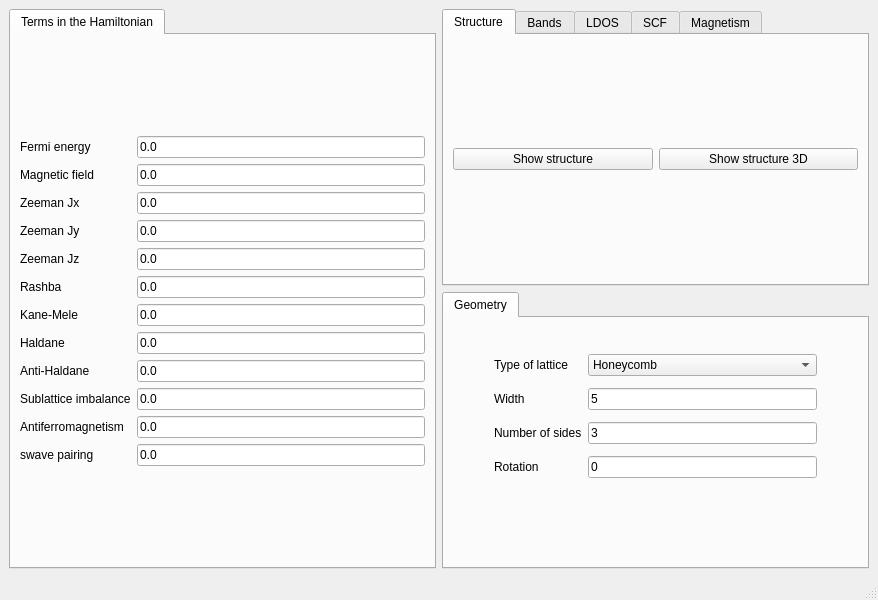
This is development/interface-pyqt/0d/interface.ui in joselado/quantum-honeycomp as Qt 5 draws it before an edit. The edited form follows.
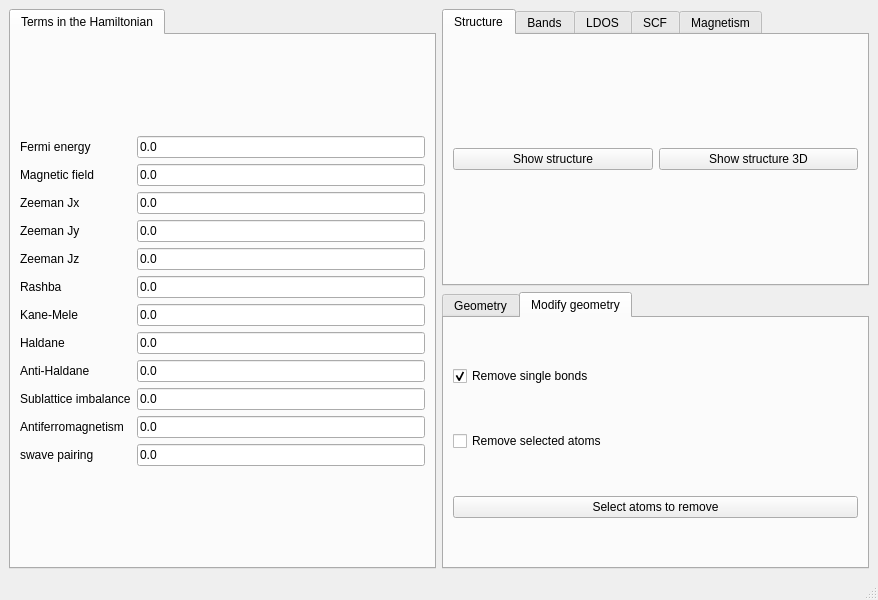
This is the edited form. The open tabs and pages were chosen to show the change.

Patch:
```diff
--- a/development/interface-pyqt/0d/interface.ui
+++ b/development/interface-pyqt/0d/interface.ui
@@ -542,7 +542,7 @@
           <x>50</x>
           <y>30</y>
           <width>323</width>
-          <height>136</height>
+          <height>158</height>
          </rect>
         </property>
         <layout class="QGridLayout" name="gridLayout_4">
@@ -627,6 +627,44 @@
         </layout>
        </widget>
       </widget>
+      <widget class="QWidget" name="tab_8">
+       <attribute name="title">
+        <string>Modify geometry</string>
+       </attribute>
+       <layout class="QHBoxLayout" name="horizontalLayout_2">
+        <item>
+         <layout class="QGridLayout" name="gridLayout_15">
+          <item row="0" column="0">
+           <widget class="QCheckBox" name="remove_single_bonded">
+            <property name="toolTip">
+             <string>Remove atoms that have a single bond in the structure</string>
+            </property>
+            <property name="text">
+             <string>Remove single bonds</string>
+            </property>
+            <property name="checked">
+             <bool>true</bool>
+            </property>
+           </widget>
+          </item>
+          <item row="1" column="0">
+           <widget class="QCheckBox" name="remove_selected">
+            <property name="text">
+             <string>Remove selected atoms</string>
+            </property>
+           </widget>
+          </item>
+          <item row="2" column="0">
+           <widget class="QPushButton" name="select_atoms_removal">
+            <property name="text">
+             <string>Select atoms to remove</string>
+            </property>
+           </widget>
+          </item>
+         </layout>
+        </item>
+       </layout>
+      </widget>
      </widget>
     </item>
    </layout>
```
Left out of the diff: 6 changed lines with no effect on the pictures.
